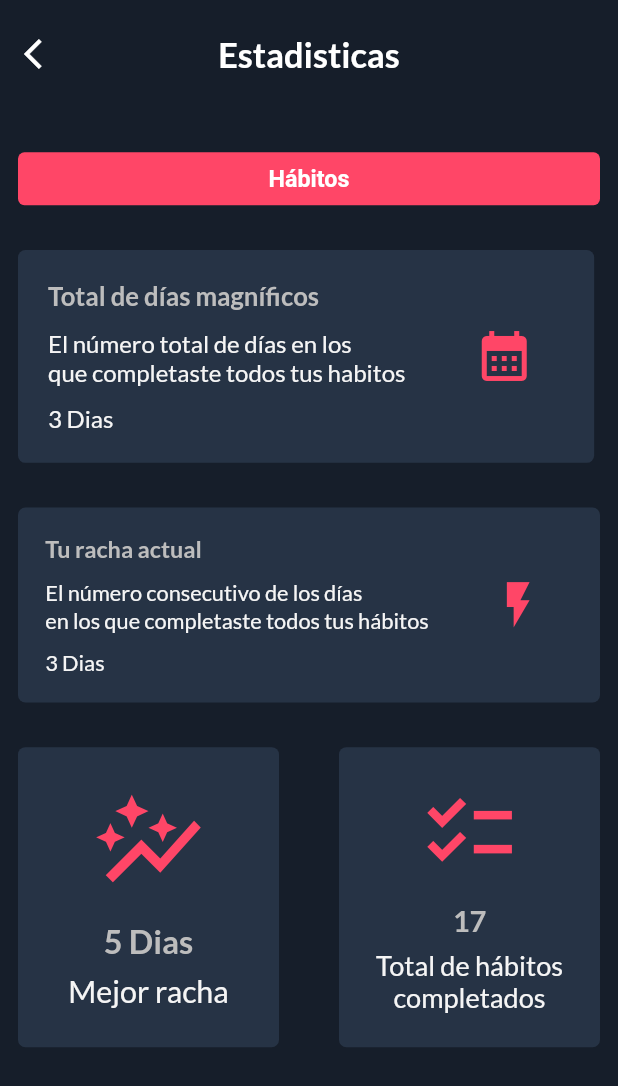
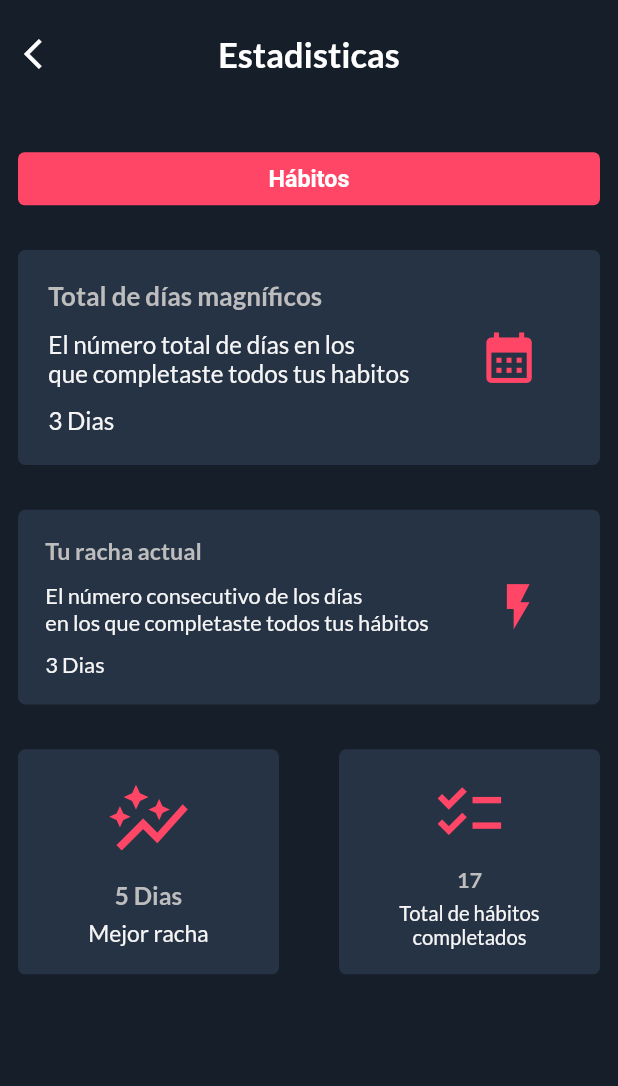
Before and after one commit to DanielM0802/smart_routine, a Flutter app: the StatsScreen screen opened directly, on a phone screen of 412 x 824 dp. Shown: the top 1086 px of the screen. Run offline on Flutter 3.47's test engine with Material 2 defaults, Android fonts, the phone set to English and light mode, and no system bars; our stand-ins replace date_picker_timeline, dropdown_button2, flutter_local_notifications, flutter_native_timezone, flutter_screenutil, get and 4 more; accounts and stored records are empty.

Commit message:
se vienen cositas

```diff
--- a/lib/views/screens/stats_screen.dart
+++ b/lib/views/screens/stats_screen.dart
@@ -77,11 +77,12 @@ class _StatsScreenState extends State<StatsScreen> {
 
   _recordStats(double width) {
     const double middleSpace = 40;
+    const double height = 150;
     return Row(
       children: [
         SizedBox(
           width: (width - middleSpace) / 2,
-          height: 200,
+          height: height,
           child: DecoratedBox(
             decoration: const BoxDecoration(
                 color: primaryColor,
@@ -118,7 +119,7 @@ class _StatsScreenState extends State<StatsScreen> {
         ),
         SizedBox(
           width: (width - middleSpace) / 2,
-          height: 200,
+          height: height,
           child: DecoratedBox(
               decoration: const BoxDecoration(
                   color: primaryColor,
@@ -204,8 +205,8 @@ class _StatsScreenState extends State<StatsScreen> {
   }
 
   _rampageDays(double width) {
-    return FittedBox(
-      fit: BoxFit.fill,
+    return SizedBox(
+      width: width,
       child: DecoratedBox(
         decoration: const BoxDecoration(
             color: primaryColor,
```
